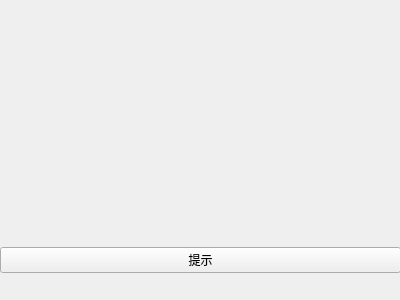
The window that nanluoguxiang.ui (zhb0601learner/-Qt-) describes before a commit, drawn with Qt 5.
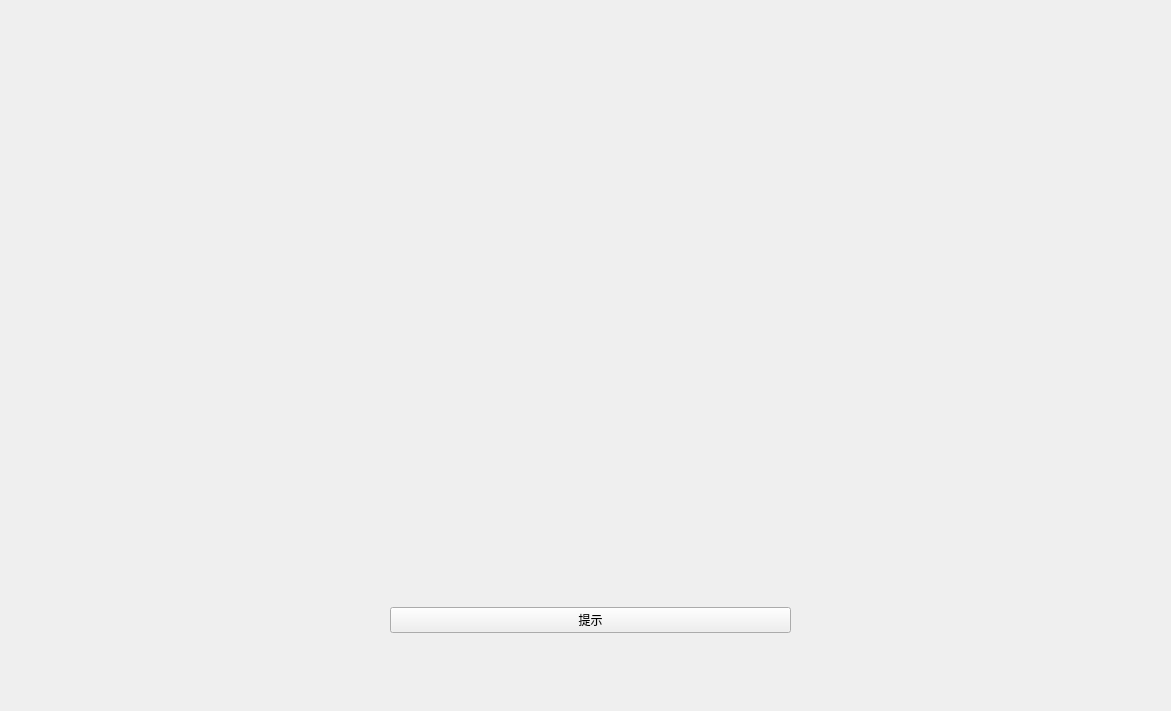
The same window after the commit.

What changed in the file:
```diff
--- a/nanluoguxiang.ui
+++ b/nanluoguxiang.ui
@@ -6,8 +6,8 @@
    <rect>
     <x>0</x>
     <y>0</y>
-    <width>400</width>
-    <height>300</height>
+    <width>1171</width>
+    <height>711</height>
    </rect>
   </property>
   <property name="windowTitle">
@@ -16,10 +16,10 @@
   <widget class="QWidget" name="horizontalLayoutWidget">
    <property name="geometry">
     <rect>
-     <x>0</x>
-     <y>220</y>
+     <x>390</x>
+     <y>600</y>
      <width>401</width>
-     <height>80</height>
+     <height>41</height>
     </rect>
    </property>
    <layout class="QHBoxLayout" name="horizontalLayout">
@@ -35,10 +35,10 @@
   <widget class="QLabel" name="label">
    <property name="geometry">
     <rect>
-     <x>0</x>
-     <y>-2</y>
-     <width>401</width>
-     <height>221</height>
+     <x>20</x>
+     <y>20</y>
+     <width>1131</width>
+     <height>541</height>
     </rect>
    </property>
    <property name="text">
```
